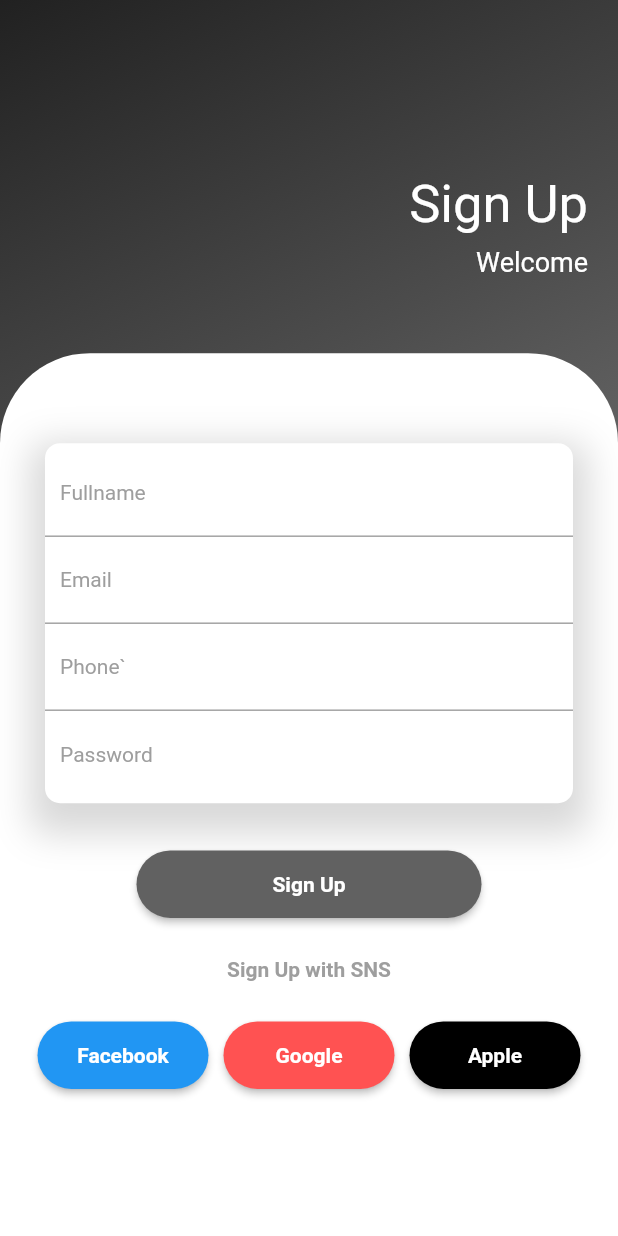
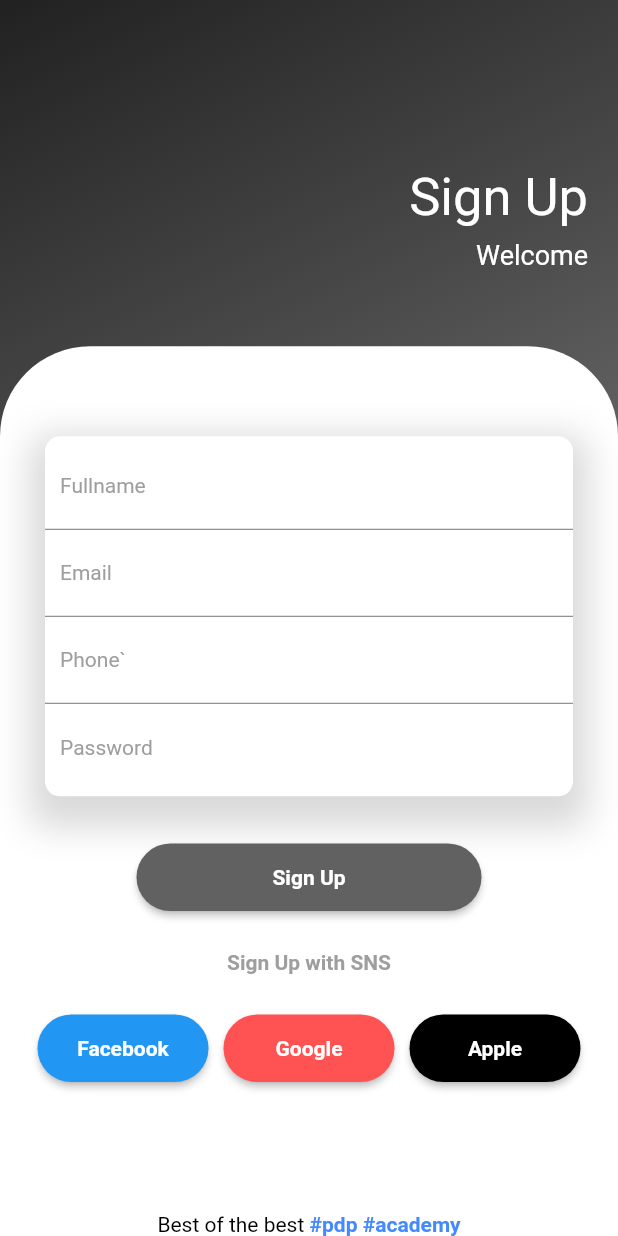
Before and after one commit to Shaxriyorboy/login_ui_rich_text, a Flutter app: the screen it shows after launch, on a phone screen of 412 x 824 dp. Run offline on Flutter 3.47's test engine with Material 2 defaults, Android fonts, the phone set to English and light mode, and no system bars; our stand-ins replace fluttertoast.

Commit message:
add rich text in sign up page

```diff
--- a/lib/pages/sign_up_page.dart
+++ b/lib/pages/sign_up_page.dart
@@ -1,4 +1,7 @@
+import 'package:flutter/gestures.dart';
 import 'package:flutter/material.dart';
+import 'package:fluttertoast/fluttertoast.dart';
+
 class SignUpPage extends StatefulWidget {
   const SignUpPage({Key? key}) : super(key: key);
   static const String id = 'sign_up_page';
@@ -8,13 +11,28 @@ class SignUpPage extends StatefulWidget {
 }
 
 class _SignUpPageState extends State<SignUpPage> {
+  void fireToast(String massage) {
+    Fluttertoast.showToast(
+      msg: massage,
+      toastLength: Toast.LENGTH_SHORT,
+      gravity: ToastGravity.BOTTOM,
+      timeInSecForIosWeb: 1,
+      backgroundColor: Colors.blue,
+      textColor: Colors.white,
+      fontSize: 16.0,
+    );
+  }
+
   @override
   Widget build(BuildContext context) {
     return Scaffold(
       body: SingleChildScrollView(
         physics: const NeverScrollableScrollPhysics(),
         child: Container(
-          height: MediaQuery.of(context).size.height,
+          height: MediaQuery
+              .of(context)
+              .size
+              .height,
           decoration: BoxDecoration(
             gradient: LinearGradient(
               begin: Alignment.topLeft,
@@ -33,8 +51,11 @@ class _SignUpPageState extends State<SignUpPage> {
                 flex: 2,
                 child: Container(
                   // padding: EdgeInsets.
-                  width: MediaQuery.of(context).size.width,
-                  padding: EdgeInsets.symmetric(horizontal: 20,vertical: 50),
+                  width: MediaQuery
+                      .of(context)
+                      .size
+                      .width,
+                  padding: EdgeInsets.symmetric(horizontal: 20, vertical: 50),
                   child: Column(
                     mainAxisAlignment: MainAxisAlignment.end,
                     crossAxisAlignment: CrossAxisAlignment.end,
@@ -59,7 +80,10 @@ class _SignUpPageState extends State<SignUpPage> {
               Expanded(
                 flex: 5,
                 child: Container(
-                  width: MediaQuery.of(context).size.width,
+                  width: MediaQuery
+                      .of(context)
+                      .size
+                      .width,
                   decoration: const BoxDecoration(
                     color: Colors.white,
                     borderRadius: BorderRadius.only(
@@ -178,7 +202,9 @@ class _SignUpPageState extends State<SignUpPage> {
                             fontSize: 14,
                             fontWeight: FontWeight.bold),
                       ),
-                      const SizedBox(height: 25,),
+                      const SizedBox(
+                        height: 25,
+                      ),
 
                       //#facebook_github
                       Container(
@@ -194,14 +220,17 @@ class _SignUpPageState extends State<SignUpPage> {
                                 child: const Text(
                                   'Facebook',
                                   style: TextStyle(
-                                      fontSize: 14, fontWeight: FontWeight.bold),
+                                      fontSize: 14,
+                                      fontWeight: FontWeight.bold),
                                 ),
                                 textColor: Colors.white,
                                 color: Colors.blue,
                                 shape: const StadiumBorder(),
                               ),
                             ),
-                            const SizedBox(width: 10,),
+                            const SizedBox(
+                              width: 10,
+                            ),
                             Expanded(
                               flex: 1,
                               child: MaterialButton(
@@ -210,14 +239,17 @@ class _SignUpPageState extends State<SignUpPage> {
                                 child: const Text(
                                   'Google',
                                   style: TextStyle(
-                                      fontSize: 14, fontWeight: FontWeight.bold),
+                                      fontSize: 14,
+                                      fontWeight: FontWeight.bold),
                                 ),
                                 textColor: Colors.white,
                                 color: Colors.redAccent,
                                 shape: const StadiumBorder(),
                               ),
                             ),
-                            const SizedBox(width: 10,),
+                            const SizedBox(
+                              width: 10,
+                            ),
                             Expanded(
                               flex: 1,
                               child: MaterialButton(
@@ -226,7 +258,8 @@ class _SignUpPageState extends State<SignUpPage> {
                                 child: const Text(
                                   'Apple',
                                   style: TextStyle(
-                                      fontSize: 14, fontWeight: FontWeight.bold),
+                                      fontSize: 14,
+                                      fontWeight: FontWeight.bold),
                                 ),
                                 textColor: Colors.white,
                                 color: Colors.black,
@@ -240,6 +273,40 @@ class _SignUpPageState extends State<SignUpPage> {
                   ),
                 ),
               ),
+              Container(
+                color: Colors.white,
+                alignment: Alignment.bottomCenter,
+                child: RichText(
+                  text: TextSpan(
+                    text: "Best of the best",
+                    style: TextStyle(fontSize: 14,color: Colors.black),
+                    children: [
+                      TextSpan(
+                        text: " #pdp",
+                        style: TextStyle(
+                          color: Colors.blueAccent,
+                          fontWeight: FontWeight.bold,
+                        ),
+                        recognizer: TapGestureRecognizer()
+                          ..onTap = () {
+                            fireToast("Hash tag #pdp");
+                          },
+                      ),
+                      TextSpan(
+                        text: " #academy",
+                        style: TextStyle(
+                          color: Colors.blueAccent,
+                          fontWeight: FontWeight.bold,
+                        ),
+                        recognizer: TapGestureRecognizer()
+                          ..onTap = () {
+                            fireToast("Hash tag #academy");
+                          },
+                      ),
+                    ],
+                  ),
+                ),
+              ),
             ],
           ),
         ),
```
